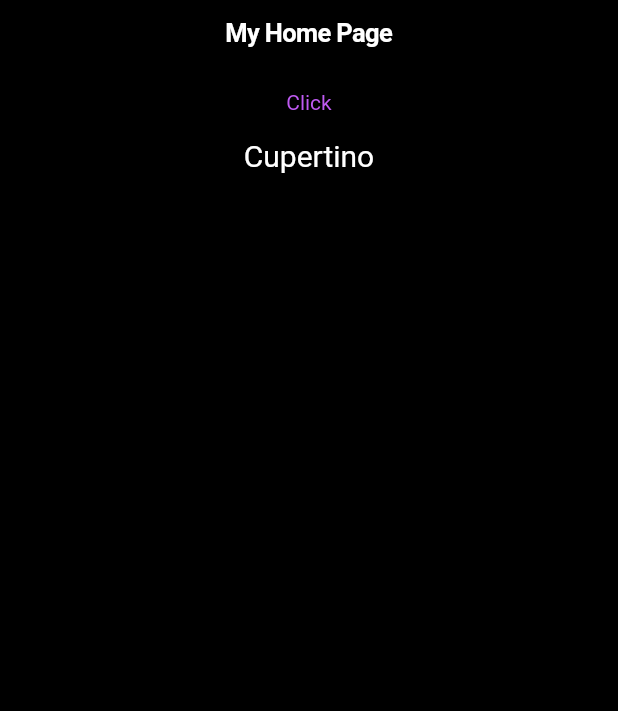
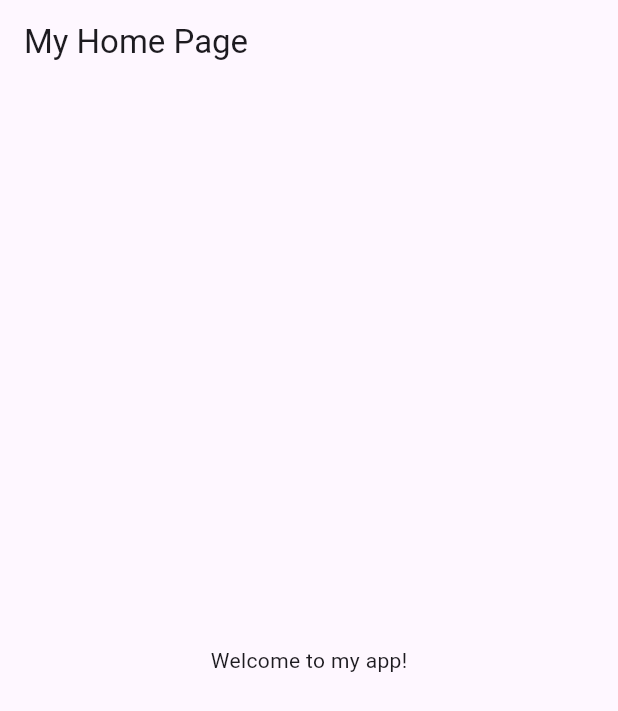
Before and after one commit to Myoungmin/flutter_fundamentals, a Flutter app: the screen it shows after launch, on a phone screen of 412 x 824 dp. Shown: the top 711 px of the screen. Run offline on Flutter 3.47's test engine with Material 3 defaults, Android fonts, the phone set to English and light mode, and no system bars.

Commit message:
플랫폼별 다른 UI 디자인 적용하기
Platfom 관련 함수는 웹에서 사용이 불가능한 것으로 보인다.

```diff
--- a/lib/main.dart
+++ b/lib/main.dart
@@ -1,4 +1,6 @@
+import 'dart:io';
 import 'package:flutter/cupertino.dart';
+import 'package:flutter/material.dart';
 
 void main() {
   runApp(const MyApp());
@@ -9,22 +11,24 @@ class MyApp extends StatelessWidget {
 
   @override
   Widget build(BuildContext context) {
+    try {
+      if (Platform.isIOS || Platform.isMacOS) {
         return const CupertinoApp(
           title: 'My App',
-      theme: CupertinoThemeData(
-        brightness: Brightness.dark,
-        primaryColor: CupertinoColors.systemPurple,
-        primaryContrastingColor: CupertinoColors.systemOrange,
-        barBackgroundColor: CupertinoColors.systemGrey,
-        scaffoldBackgroundColor: CupertinoColors.systemBackground,
-        textTheme: CupertinoTextThemeData(
-          primaryColor: CupertinoColors.white,
-          actionTextStyle: TextStyle(color: CupertinoColors.activeBlue),
-          textStyle: TextStyle(fontSize: 20),
-        ),
-      ),
           home: MyHomePage(),
         );
+      } else {
+        return const MaterialApp(
+          title: 'My App',
+          home: MyHomePage(),
+        );
+      }
+    } catch (e) {
+      return const MaterialApp(
+        title: 'My App',
+        home: MyHomePage(),
+      );
+    }
   }
 }
 
@@ -33,21 +37,35 @@ class MyHomePage extends StatelessWidget {
 
   @override
   Widget build(BuildContext context) {
-    return CupertinoPageScaffold(
-      navigationBar: const CupertinoNavigationBar(
+    try {
+      if (Platform.isIOS || Platform.isMacOS) {
+        return const CupertinoPageScaffold(
+          navigationBar: CupertinoNavigationBar(
             middle: Text('My Home Page'),
           ),
-      child: ListView(
-        children: [
-          CupertinoButton(
-            onPressed: () {},
-            child: const Text('Click'),
+          child: Center(
+            child: Text('Welcome to my app!'),
           ),
-          const Center(
-              child: Text('Cupertino',
-                  style: TextStyle(color: CupertinoColors.white))),
-        ],
+        );
+      } else {
+        return Scaffold(
+          appBar: AppBar(
+            title: const Text('My Home Page'),
+          ),
+          body: const Center(
+            child: Text('Welcome to my app!'),
+          ),
+        );
+      }
+    } catch (e) {
+      return Scaffold(
+        appBar: AppBar(
+          title: const Text('My Home Page'),
+        ),
+        body: const Center(
+          child: Text('Welcome to my app!'),
         ),
       );
     }
   }
+}
```
Lines whose indentation alone changed are shown as unchanged.
